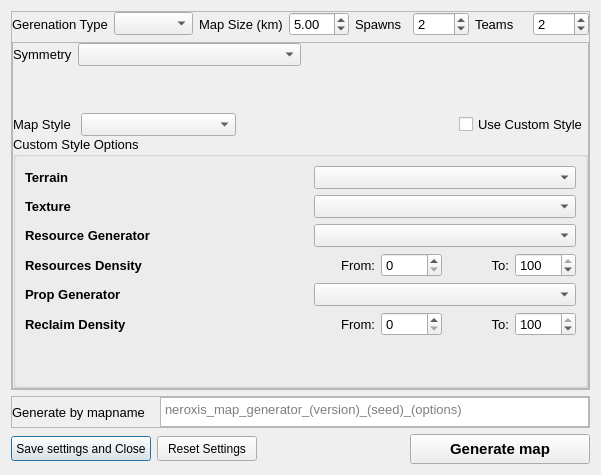
GuyFran/faf-client-python, file res/games/mapgen.ui: the form before one commit.
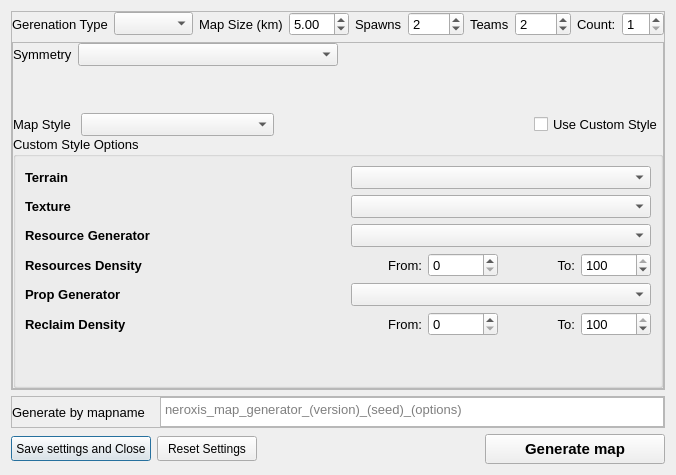
The form after the commit.

Commit message: Add map count option to MapGenerator options

What changed in the file:
```diff
--- a/res/games/mapgen.ui
+++ b/res/games/mapgen.ui
@@ -6,7 +6,7 @@
    <rect>
     <x>0</x>
     <y>0</y>
-    <width>601</width>
+    <width>662</width>
     <height>475</height>
    </rect>
   </property>
@@ -194,6 +194,34 @@
           </item>
          </layout>
         </item>
+        <item>
+         <layout class="QHBoxLayout" name="horizontalLayout_14">
+          <item>
+           <widget class="QLabel" name="countLabel">
+            <property name="font">
+             <font>
+              <pointsize>10</pointsize>
+             </font>
+            </property>
+            <property name="text">
+             <string>Count:</string>
+            </property>
+           </widget>
+          </item>
+          <item>
+           <widget class="QSpinBox" name="numberOfMaps">
+            <property name="font">
+             <font>
+              <pointsize>10</pointsize>
+             </font>
+            </property>
+            <property name="minimum">
+             <number>1</number>
+            </property>
+           </widget>
+          </item>
+         </layout>
+        </item>
        </layout>
       </item>
       <item row="1" column="0">
@@ -728,6 +756,9 @@
     </widget>
    </item>
    <item row="6" column="0">
+    <layout class="QHBoxLayout" name="statusBarLayout"/>
+   </item>
+   <item row="5" column="0">
     <layout class="QHBoxLayout" name="horizontalLayout_3">
      <item>
       <widget class="QPushButton" name="saveMapGenSettingsButton">
```
Left out of the diff: 159 changed lines with no effect on the pictures. The commit also changes 1 other file.
